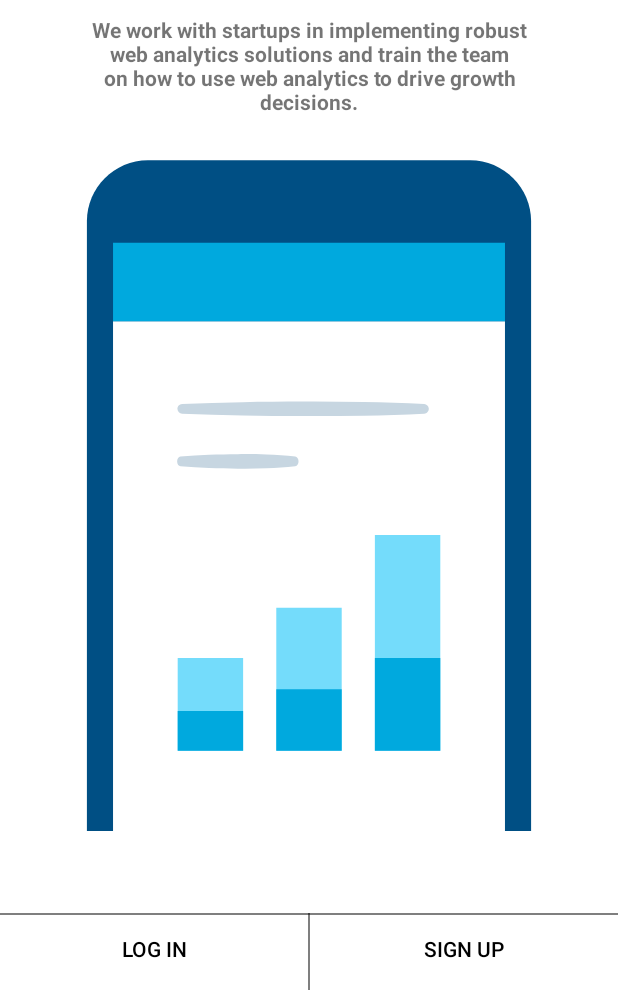
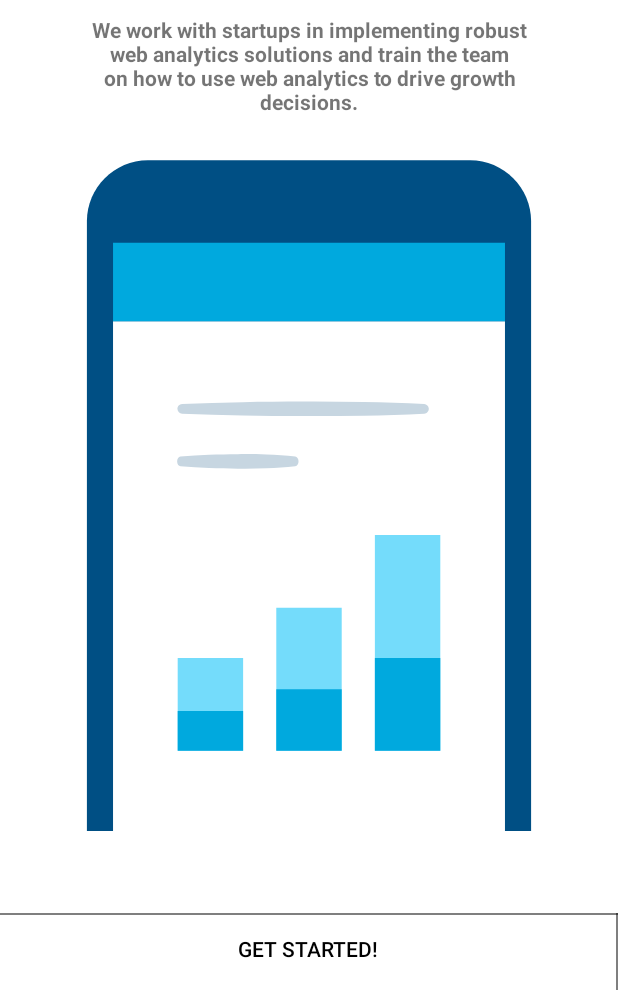
Before and after one commit to surengunturu/MangoBloggerAndroidApp, an Android app: the screen it shows after launch (WelcomeActivity), on a phone screen of 412 x 824 dp, the part 246-1236 px from its top. Run offline under Robolectric (Android 15) with nearby library versions, the phone set to English and light mode, and no system bars; libraries missing offline, so code that uses them is left out: com.firebase.client; 7 statements that could not run were skipped.

```diff
--- a/app/build.gradle
+++ b/app/build.gradle
@@ -19,7 +19,7 @@ repositories {
 
 android {
     compileSdkVersion 26
-    buildToolsVersion '27.0.1'
+    buildToolsVersion '27.0.3'
     dexOptions {
         jumboMode = true
     }
--- a/app/src/main/java/com/mangobloggerandroid/app/activity/WelcomeActivity.java
+++ b/app/src/main/java/com/mangobloggerandroid/app/activity/WelcomeActivity.java
@@ -70,7 +70,7 @@ public class WelcomeActivity extends AppCompatActivity {
         viewPager = (ViewPager) findViewById(R.id.view_pager);
         dotsLayout = (LinearLayout) findViewById(R.id.layoutDots);
         btnLogIn = (Button) findViewById(R.id.btn_skip);
-        btnSignUp = (Button) findViewById(R.id.btn_next);
+        //btnSignUp = (Button) findViewById(R.id.btn_next);
 
 
         // layouts of all welcome sliders
@@ -117,14 +117,14 @@ public class WelcomeActivity extends AppCompatActivity {
             }
         });
 
-        btnSignUp.setOnClickListener(new View.OnClickListener() {
-            @Override
-            public void onClick(View v) {
-                // checking for last page
-                // if last page home screen will be launched
-                launchRegisterScreen();
-            }
-        });
+//        btnSignUp.setOnClickListener(new View.OnClickListener() {
+//            @Override
+//            public void onClick(View v) {
+//                // checking for last page
+//                // if last page home screen will be launched
+//                launchRegisterScreen();
+//            }
+//        });
     }
 
     @Override
@@ -170,10 +170,10 @@ public class WelcomeActivity extends AppCompatActivity {
 //        finish();
     }
 
-    private void launchRegisterScreen() {
-        startActivity(new Intent(WelcomeActivity.this, SignupActivity.class));
-//        finish();
-    }
+//    private void launchRegisterScreen() {
+//        startActivity(new Intent(WelcomeActivity.this, SignupActivity.class));
+////        finish();
+//    }
 
     private void launchHomeScreen() {
         startActivity(new Intent(WelcomeActivity.this, HomeActivity.class));
--- a/app/src/main/res/layout/activity_welcome.xml
+++ b/app/src/main/res/layout/activity_welcome.xml
@@ -43,7 +43,7 @@
             android:layout_weight="1"
             android:layout_height="wrap_content"
             android:background="@null"
-            android:text="LOG IN"
+            android:text="GET STARTED!"
             android:textColor="@android:color/black" />
 
         <View
@@ -52,14 +52,14 @@
             android:alpha=".5"
             android:background="@android:color/black" />
 
-        <Button
-            android:id="@+id/btn_next"
-            android:layout_width="0dp"
-            android:layout_height="wrap_content"
-            android:layout_weight="1"
-            android:background="@null"
-            android:text="SIGN UP"
-            android:textColor="@android:color/black" />
+        <!--<Button-->
+            <!--android:id="@+id/btn_next"-->
+            <!--android:layout_width="0dp"-->
+            <!--android:layout_height="wrap_content"-->
+            <!--android:layout_weight="1"-->
+            <!--android:background="@null"-->
+            <!--android:text="SIGN UP"-->
+            <!--android:textColor="@android:color/black" />-->
     </LinearLayout>
 
 
```
Also changed, not shown: app/src/main/java/com/mangobloggerandroid/app/Login/LoginActivity.java (+10 -10 lines), gradle/wrapper/gradle-wrapper.properties.
